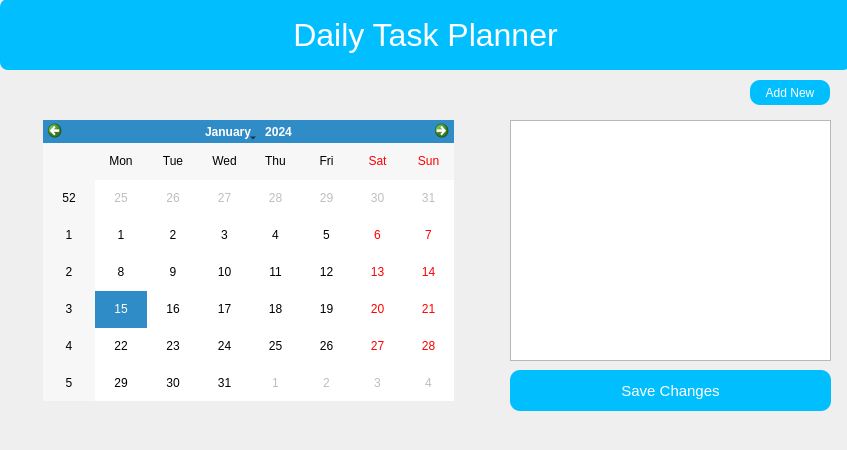
The window that UI-Design/Schedular-UI/Schedular.ui (PaulFSherwood/Project-assignment) describes before a commit, drawn with Qt 5.
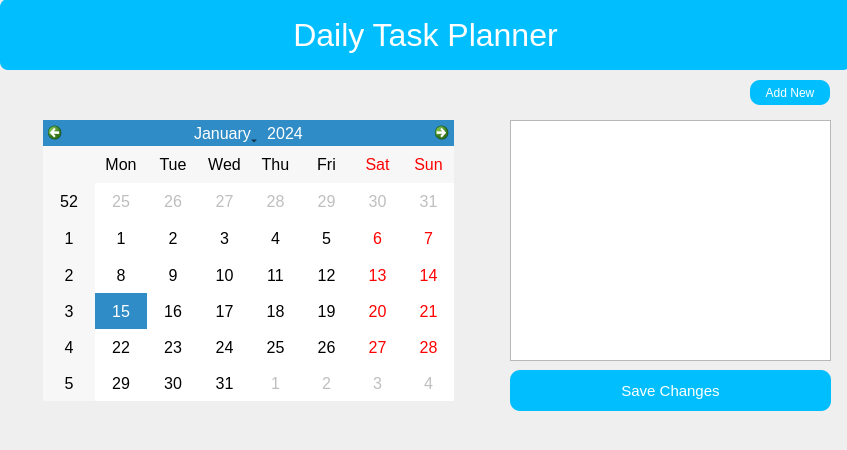
The same window after the commit.

Commit message: attempting scheduling again

What changed in the file:
```diff
--- a/UI-Design/Schedular-UI/Schedular.ui
+++ b/UI-Design/Schedular-UI/Schedular.ui
@@ -41,6 +41,9 @@
      <height>281</height>
     </rect>
    </property>
+   <property name="styleSheet">
+    <string notr="true">font: 12pt;</string>
+   </property>
   </widget>
   <widget class="QListWidget" name="listWidget">
    <property name="geometry">
```
Left out of the diff: 5 changed lines with no effect on the pictures. The commit also changes 1 other file.
